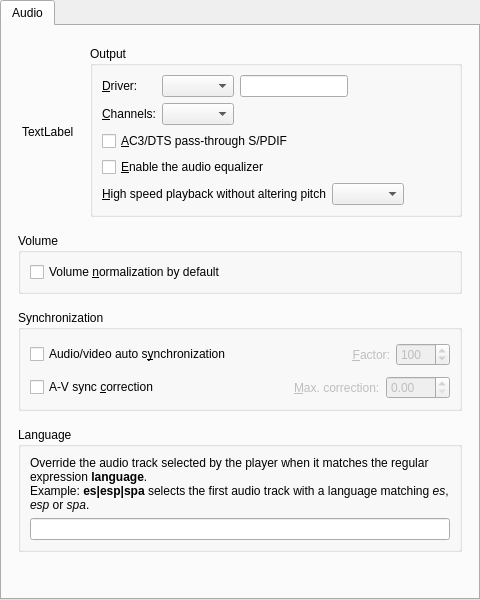
Above: src/gui/pref/audio.ui from wilbert2000/wzplayer before the change. Below: the same form after it.
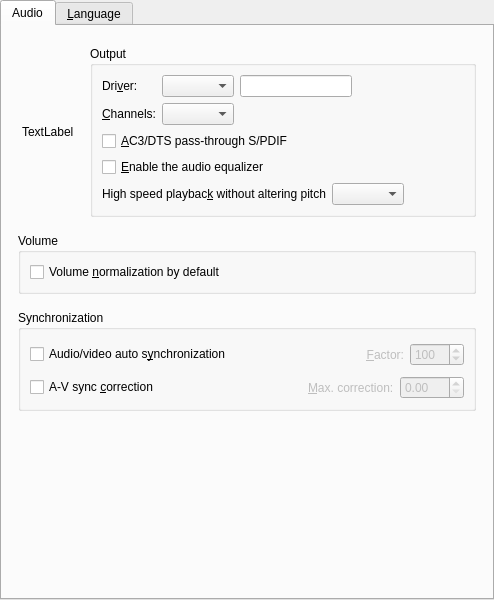
That is the form after the change. Custom widgets are drawn as their Qt base class.

Commit message: Move advanced section to player section

Patch:
```diff
--- a/src/gui/pref/audio.ui
+++ b/src/gui/pref/audio.ui
@@ -6,7 +6,7 @@
    <rect>
     <x>0</x>
     <y>0</y>
-    <width>480</width>
+    <width>494</width>
     <height>600</height>
    </rect>
   </property>
@@ -91,7 +91,7 @@
               <item row="0" column="0">
                <widget class="QLabel" name="ao_label">
                 <property name="text">
-                 <string>&amp;Driver:</string>
+                 <string>Dri&amp;ver:</string>
                 </property>
                 <property name="wordWrap">
                  <bool>false</bool>
@@ -141,7 +141,7 @@
               <item>
                <widget class="QLabel" name="scaletempo_label">
                 <property name="text">
-                 <string>&amp;High speed playback without altering pitch</string>
+                 <string>High speed playbac&amp;k without altering pitch</string>
                 </property>
                 <property name="wordWrap">
                  <bool>false</bool>
@@ -325,6 +325,26 @@
         </widget>
        </item>
        <item>
+        <spacer name="verticalSpacer">
+         <property name="orientation">
+          <enum>Qt::Vertical</enum>
+         </property>
+         <property name="sizeHint" stdset="0">
+          <size>
+           <width>20</width>
+           <height>40</height>
+          </size>
+         </property>
+        </spacer>
+       </item>
+      </layout>
+     </widget>
+     <widget class="QWidget" name="language_tab">
+      <attribute name="title">
+       <string>&amp;Language</string>
+      </attribute>
+      <layout class="QVBoxLayout" name="verticalLayout_4">
+       <item>
         <widget class="QGroupBox" name="language_group">
          <property name="title">
           <string>Language</string>
@@ -336,7 +356,7 @@
           <item>
            <widget class="QLabel" name="language_label">
             <property name="text">
-             <string>&lt;html&gt;&lt;head/&gt;&lt;body&gt;&lt;p&gt;Override the audio track selected by the player when it matches the regular expression &lt;span style=&quot; font-weight:600;&quot;&gt;language&lt;/span&gt;.&lt;br/&gt;Example: &lt;span style=&quot; font-weight:600;&quot;&gt;es|esp|spa&lt;/span&gt; selects the first audio track with a language matching &lt;span style=&quot; font-style:italic;&quot;&gt;es&lt;/span&gt;, &lt;span style=&quot; font-style:italic;&quot;&gt;esp&lt;/span&gt; or &lt;span style=&quot; font-style:italic;&quot;&gt;spa&lt;/span&gt;.&lt;/p&gt;&lt;/body&gt;&lt;/html&gt;</string>
+             <string>&lt;html&gt;&lt;head/&gt;&lt;body&gt;&lt;p&gt;Override the audio track selected by the player when it matches the following regular expression.&lt;br/&gt;Example: &lt;span style=&quot; font-weight:600;&quot;&gt;es|esp|spa&lt;/span&gt; selects the first audio track with a language matching &lt;span style=&quot; font-style:italic;&quot;&gt;es&lt;/span&gt;, &lt;span style=&quot; font-style:italic;&quot;&gt;esp&lt;/span&gt; or &lt;span style=&quot; font-style:italic;&quot;&gt;spa&lt;/span&gt;.&lt;/p&gt;&lt;/body&gt;&lt;/html&gt;</string>
             </property>
             <property name="wordWrap">
              <bool>true</bool>
@@ -349,11 +369,8 @@
           <item>
            <widget class="QLineEdit" name="language_edit"/>
           </item>
-         </layout>
-        </widget>
-       </item>
        <item>
-        <spacer name="verticalSpacer">
+           <spacer name="verticalSpacer_2">
          <property name="orientation">
           <enum>Qt::Vertical</enum>
          </property>
@@ -364,6 +381,9 @@
           </size>
          </property>
         </spacer>
+          </item>
+         </layout>
+        </widget>
        </item>
       </layout>
      </widget>
```
Left out of the diff: 34 changed lines with no effect on the pictures. Lines whose indentation alone changed are shown as unchanged. The commit also changes 13 other files.
